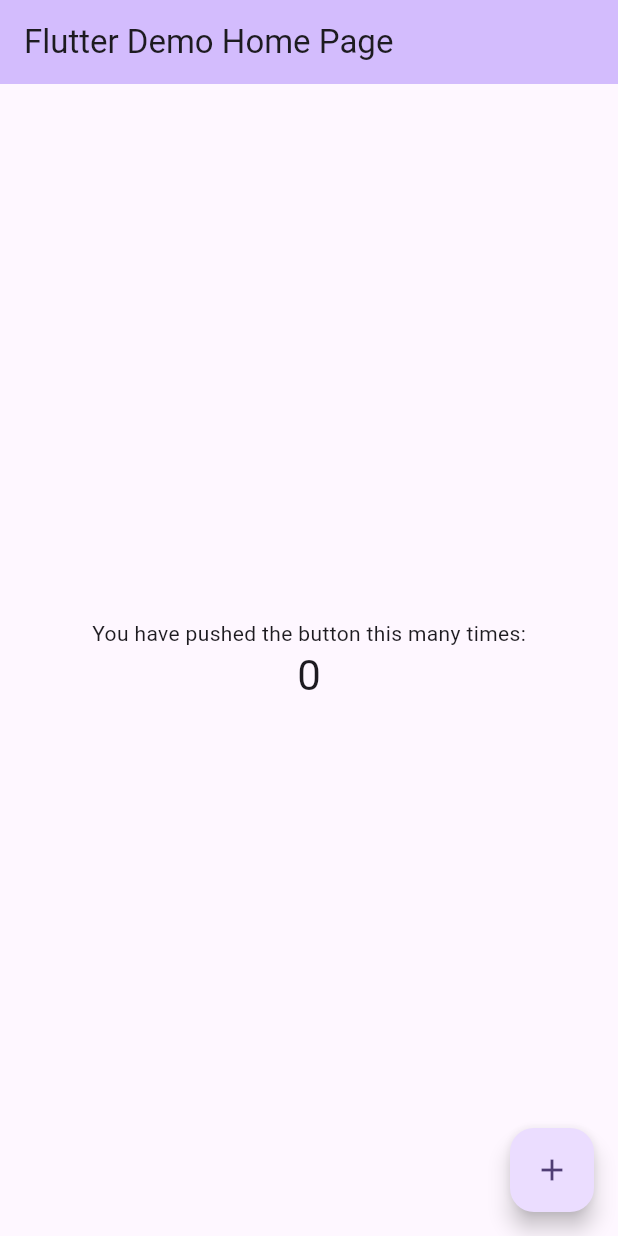
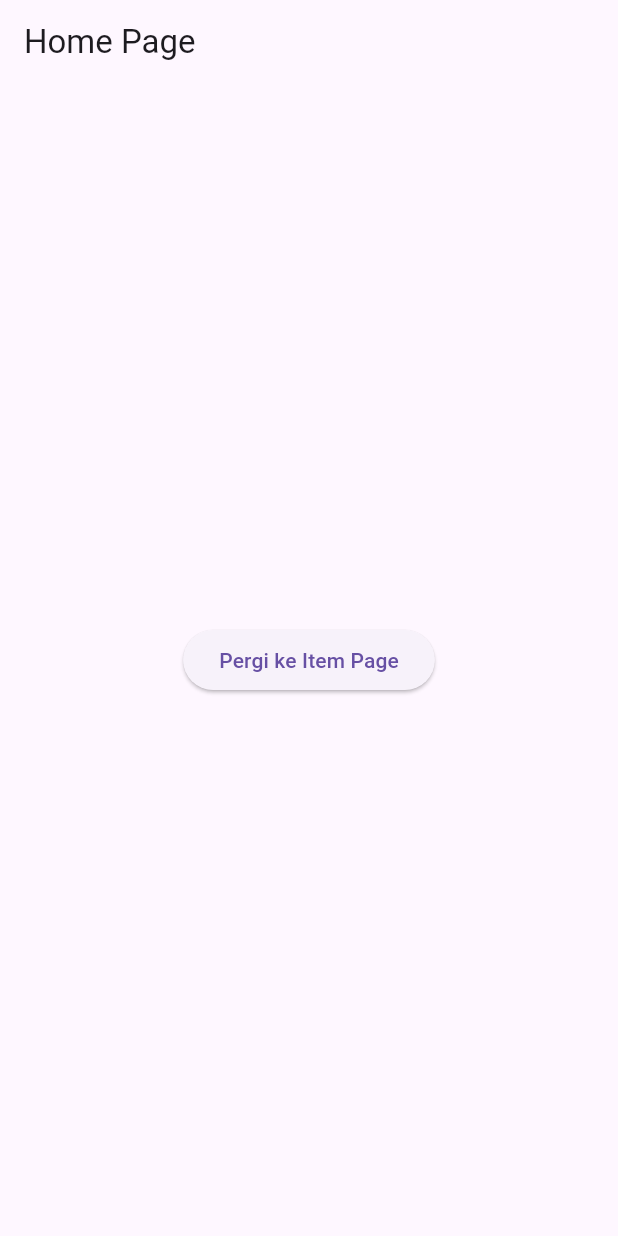
Before and after one commit to fauziyyahadeliaramanda/-Praktikum-5-Membangun-Navigasi-di-Flutter, a Flutter app: the screen it shows after launch, on a phone screen of 412 x 824 dp. Run offline on Flutter 3.47's test engine with Material 3 defaults, Android fonts, the phone set to English and light mode, and no system bars.

Commit message:
mendefinisikan route & melengkapi kode main.dart

```diff
--- a/lib/main.dart
+++ b/lib/main.dart
@@ -1,4 +1,6 @@
 import 'package:flutter/material.dart';
+import 'pages/home_page.dart';
+import 'pages/item_page.dart';
 
 void main() {
   runApp(const MyApp());
@@ -7,116 +9,19 @@ void main() {
 class MyApp extends StatelessWidget {
   const MyApp({super.key});
 
-  // This widget is the root of your application.
   @override
   Widget build(BuildContext context) {
     return MaterialApp(
-      title: 'Flutter Demo',
+      title: 'Praktikum 5 Navigasi',
       theme: ThemeData(
-        // This is the theme of your application.
-        //
-        // TRY THIS: Try running your application with "flutter run". You'll see
-        // the application has a purple toolbar. Then, without quitting the app,
-        // try changing the seedColor in the colorScheme below to Colors.green
-        // and then invoke "hot reload" (save your changes or press the "hot
-        // reload" button in a Flutter-supported IDE, or press "r" if you used
-        // the command line to start the app).
-        //
-        // Notice that the counter didn't reset back to zero; the application
-        // state is not lost during the reload. To reset the state, use hot
-        // restart instead.
-        //
-        // This works for code too, not just values: Most code changes can be
-        // tested with just a hot reload.
-        colorScheme: ColorScheme.fromSeed(seedColor: Colors.deepPurple),
+        primarySwatch: Colors.blue,
       ),
-      home: const MyHomePage(title: 'Flutter Demo Home Page'),
+      // Definisi route
+      initialRoute: '/',
+      routes: {
+        '/': (context) => const HomePage(),
+        '/item': (context) => const ItemPage(),
+      },
     );
   }
 }
-
-class MyHomePage extends StatefulWidget {
-  const MyHomePage({super.key, required this.title});
-
-  // This widget is the home page of your application. It is stateful, meaning
-  // that it has a State object (defined below) that contains fields that affect
-  // how it looks.
-
-  // This class is the configuration for the state. It holds the values (in this
-  // case the title) provided by the parent (in this case the App widget) and
-  // used by the build method of the State. Fields in a Widget subclass are
-  // always marked "final".
-
-  final String title;
-
-  @override
-  State<MyHomePage> createState() => _MyHomePageState();
-}
-
-class _MyHomePageState extends State<MyHomePage> {
-  int _counter = 0;
-
-  void _incrementCounter() {
-    setState(() {
-      // This call to setState tells the Flutter framework that something has
-      // changed in this State, which causes it to rerun the build method below
-      // so that the display can reflect the updated values. If we changed
-      // _counter without calling setState(), then the build method would not be
-      // called again, and so nothing would appear to happen.
-      _counter++;
-    });
-  }
-
-  @override
-  Widget build(BuildContext context) {
-    // This method is rerun every time setState is called, for instance as done
-    // by the _incrementCounter method above.
-    //
-    // The Flutter framework has been optimized to make rerunning build methods
-    // fast, so that you can just rebuild anything that needs updating rather
-    // than having to individually change instances of widgets.
-    return Scaffold(
-      appBar: AppBar(
-        // TRY THIS: Try changing the color here to a specific color (to
-        // Colors.amber, perhaps?) and trigger a hot reload to see the AppBar
-        // change color while the other colors stay the same.
-        backgroundColor: Theme.of(context).colorScheme.inversePrimary,
-        // Here we take the value from the MyHomePage object that was created by
-        // the App.build method, and use it to set our appbar title.
-        title: Text(widget.title),
-      ),
-      body: Center(
-        // Center is a layout widget. It takes a single child and positions it
-        // in the middle of the parent.
-        child: Column(
-          // Column is also a layout widget. It takes a list of children and
-          // arranges them vertically. By default, it sizes itself to fit its
-          // children horizontally, and tries to be as tall as its parent.
-          //
-          // Column has various properties to control how it sizes itself and
-          // how it positions its children. Here we use mainAxisAlignment to
-          // center the children vertically; the main axis here is the vertical
-          // axis because Columns are vertical (the cross axis would be
-          // horizontal).
-          //
-          // TRY THIS: Invoke "debug painting" (choose the "Toggle Debug Paint"
-          // action in the IDE, or press "p" in the console), to see the
-          // wireframe for each widget.
-          mainAxisAlignment: MainAxisAlignment.center,
-          children: <Widget>[
-            const Text('You have pushed the button this many times:'),
-            Text(
-              '$_counter',
-              style: Theme.of(context).textTheme.headlineMedium,
-            ),
-          ],
-        ),
-      ),
-      floatingActionButton: FloatingActionButton(
-        onPressed: _incrementCounter,
-        tooltip: 'Increment',
-        child: const Icon(Icons.add),
-      ), // This trailing comma makes auto-formatting nicer for build methods.
-    );
-  }
-}
--- /dev/null
+++ b/lib/pages/home_page.dart
@@ -0,0 +1,22 @@
+import 'package:flutter/material.dart';
+
+class HomePage extends StatelessWidget {
+  const HomePage({super.key});
+
+  @override
+  Widget build(BuildContext context) {
+    return Scaffold(
+      appBar: AppBar(
+        title: const Text("Home Page"),
+      ),
+      body: Center(
+        child: ElevatedButton(
+          onPressed: () {
+            Navigator.pushNamed(context, '/item');
+          },
+          child: const Text("Pergi ke Item Page"),
+        ),
+      ),
+    );
+  }
+}
```
Also changed, not shown: lib/pages/item_page.dart (added, +22 -0 lines).
